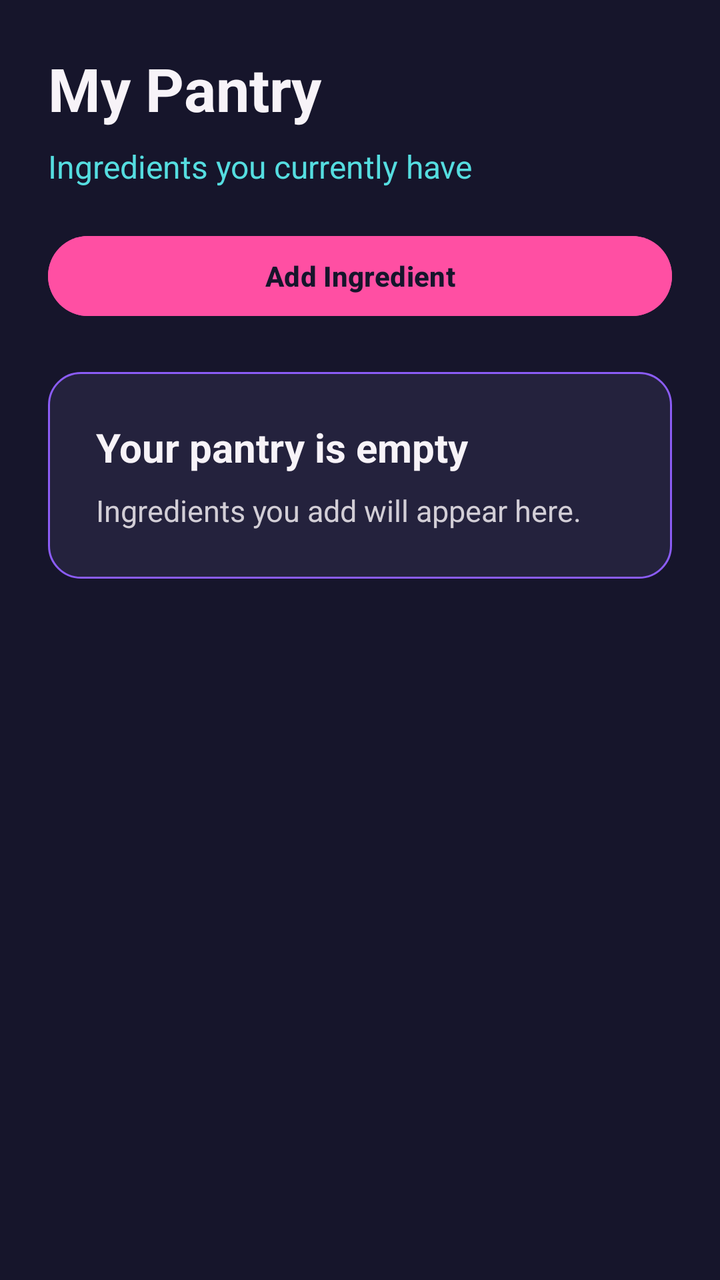
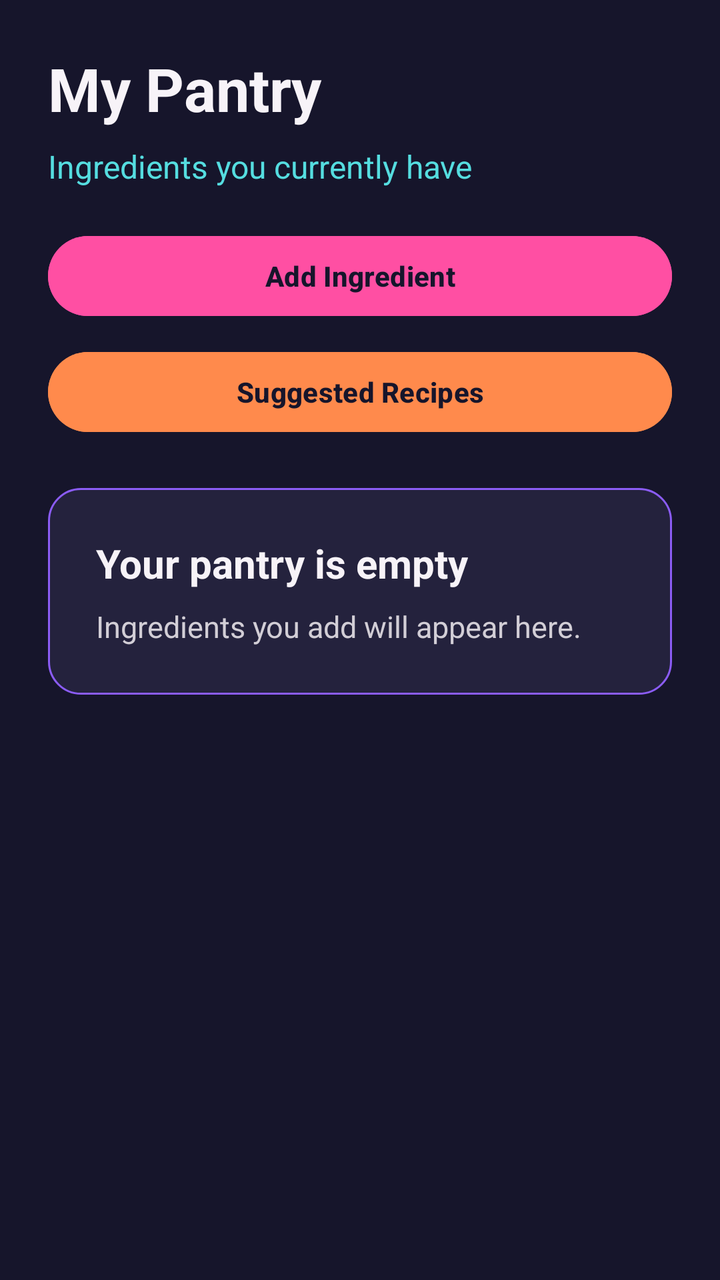

Screens rendered from an Android XML layout before and after an edit, with the pre-edit source and the edit as a unified diff.
<!-- AndroidManifest.xml: application theme Theme.SmartPantryManager -->
<!-- res/layout/activity_pantry.xml -->
<?xml version="1.0" encoding="utf-8"?>
<LinearLayout xmlns:android="http://schemas.android.com/apk/res/android"
    android:layout_width="match_parent"
    android:layout_height="match_parent"
    android:background="@color/navy"
    android:orientation="vertical"
    android:padding="24dp">

    <TextView
        android:layout_width="wrap_content"
        android:layout_height="wrap_content"
        android:text="@string/pantry_title"
        android:textColor="@color/off_white"
        android:textSize="30sp"
        android:textStyle="bold" />

    <TextView
        android:layout_width="wrap_content"
        android:layout_height="wrap_content"
        android:layout_marginTop="8dp"
        android:text="@string/pantry_subtitle"
        android:textColor="@color/cyan"
        android:textSize="16sp" />

    <Button
        android:id="@+id/buttonAddIngredient"
        android:layout_width="match_parent"
        android:layout_height="wrap_content"
        android:layout_marginTop="20dp"
        android:backgroundTint="@color/pink"
        android:text="@string/add_ingredient"
        android:textAllCaps="false"
        android:textColor="@color/navy"
        android:textStyle="bold" />

    <LinearLayout
        android:id="@+id/emptyState"
        android:layout_width="match_parent"
        android:layout_height="wrap_content"
        android:layout_marginTop="24dp"
        android:background="@drawable/pantry_card_background"
        android:orientation="vertical"
        android:padding="24dp">

        <TextView
            android:layout_width="wrap_content"
            android:layout_height="wrap_content"
            android:text="@string/empty_pantry_title"
            android:textColor="@color/off_white"
            android:textSize="20sp"
            android:textStyle="bold" />

        <TextView
            android:layout_width="wrap_content"
            android:layout_height="wrap_content"
            android:layout_marginTop="8dp"
            android:text="@string/empty_pantry_message"
            android:textColor="@color/light_text"
            android:textSize="15sp" />

    </LinearLayout>

    <androidx.recyclerview.widget.RecyclerView
        android:id="@+id/recyclerPantry"
        android:layout_width="match_parent"
        android:layout_height="0dp"
        android:layout_marginTop="24dp"
        android:layout_weight="1"
        android:clipToPadding="false"
        android:paddingBottom="16dp"
        android:visibility="gone" />

</LinearLayout>
<!-- resources referenced by this layout -->
<resources>
  <color name="cyan">#55DDE0</color>
  <color name="light_text">#D2CED6</color>
  <color name="navy">#16152B</color>
  <color name="off_white">#F7F3F8</color>
  <color name="pink">#FF4FA3</color>
  <!-- drawable pantry_card_background (drawable) -->
  <?xml version="1.0" encoding="utf-8"?>
  <shape xmlns:android="http://schemas.android.com/apk/res/android"
      android:shape="rectangle">
  
      <solid android:color="@color/card_navy" />
      <corners android:radius="16dp" />
  
      <stroke
          android:width="1dp"
          android:color="@color/purple" />
  
  </shape>
  <string name="add_ingredient">Add Ingredient</string>
  <string name="empty_pantry_message">Ingredients you add will appear here.</string>
  <string name="empty_pantry_title">Your pantry is empty</string>
  <string name="pantry_subtitle">Ingredients you currently have</string>
  <string name="pantry_title">My Pantry</string>
  <style name="Theme.SmartPantryManager" parent="Theme.Material3.DayNight.NoActionBar">
          <item name="colorPrimary">@color/pink</item>
          <item name="colorSecondary">@color/orange</item>
          <item name="android:statusBarColor">@color/navy</item>
          <item name="android:navigationBarColor">@color/navy</item>
          <item name="android:windowLightStatusBar">false</item>
      </style>
  <color name="card_navy">#24223D</color>
  <color name="purple">#8B5CF6</color>
  <color name="orange">#FF8A4C</color>
</resources>

<!-- the commit's change to res/layout/activity_pantry.xml (unified diff, before → after) -->
@@ -29,6 +29,17 @@
         android:layout_marginTop="20dp"
         android:backgroundTint="@color/pink"
         android:text="@string/add_ingredient"
+        android:textAllCaps="false"
+        android:textColor="@color/navy"
+        android:textStyle="bold" />
+
+    <Button
+        android:id="@+id/buttonSuggestedRecipes"
+        android:layout_width="match_parent"
+        android:layout_height="wrap_content"
+        android:layout_marginTop="10dp"
+        android:backgroundTint="@color/orange"
+        android:text="@string/view_suggested_recipes"
         android:textAllCaps="false"
         android:textColor="@color/navy"
         android:textStyle="bold" />
<!-- resource entries referenced after the edit -->
@@ -23,6 +23,7 @@
   <string name="empty_pantry_title">Your pantry is empty</string>
   <string name="pantry_subtitle">Ingredients you currently have</string>
   <string name="pantry_title">My Pantry</string>
+  <string name="view_suggested_recipes">Suggested Recipes</string>
   <style name="Theme.SmartPantryManager" parent="Theme.Material3.DayNight.NoActionBar">
           <item name="colorPrimary">@color/pink</item>
           <item name="colorSecondary">@color/orange</item>
